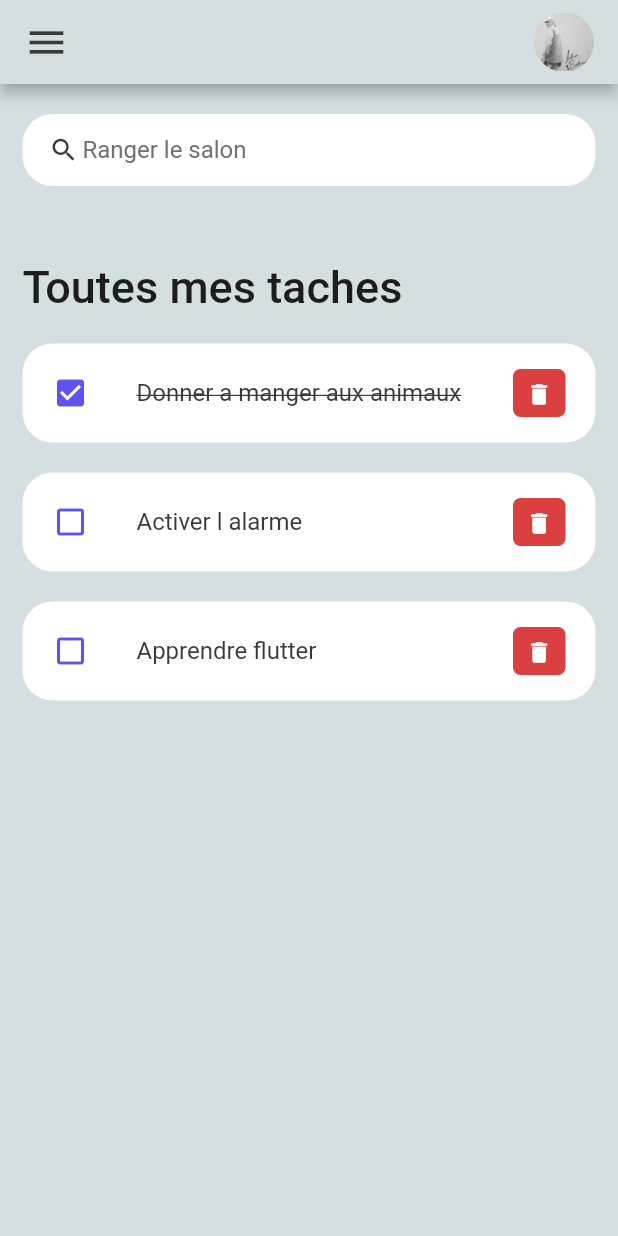
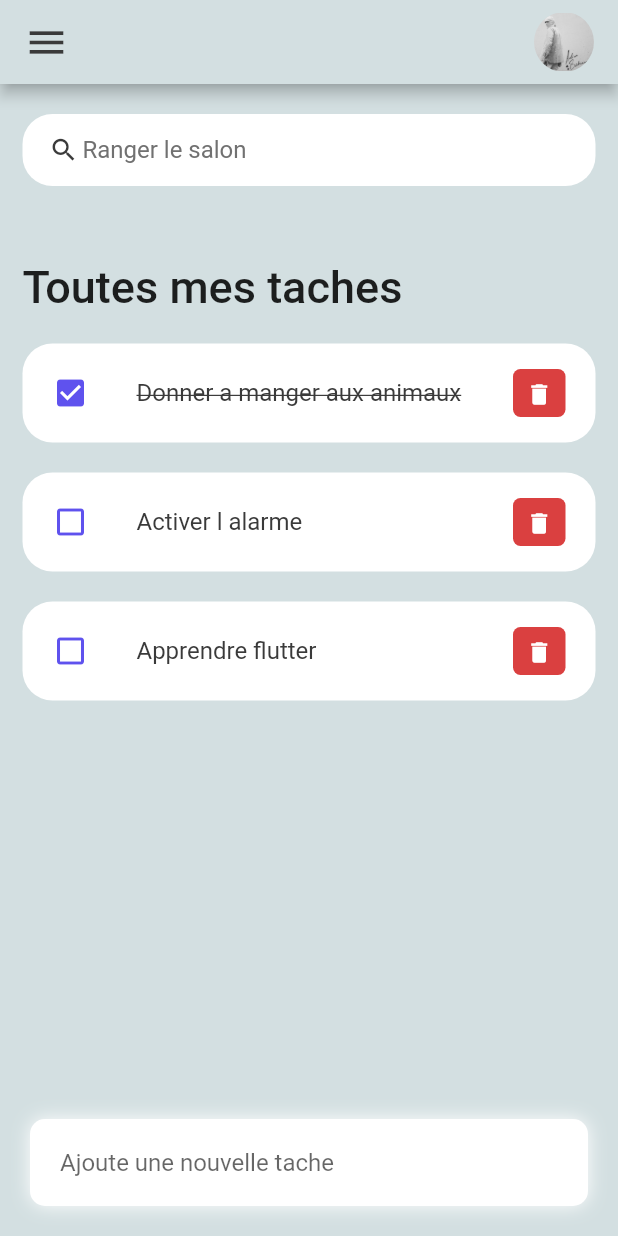
Before and after one commit to Meerwaan/todo_app, a Flutter app: the screen it shows after launch, on a phone screen of 412 x 824 dp. Run offline on Flutter 3.47's test engine with Material 2 defaults, Android fonts, the phone set to English and light mode, and no system bars; missing offline and left inert: dart:ffi.

```diff
--- a/lib/screens/home.dart
+++ b/lib/screens/home.dart
@@ -14,7 +14,9 @@ class Home extends StatelessWidget {
     return Scaffold(
       backgroundColor: tdBGcolor,
       appBar: _buildAppBar(),
-      body: Container(
+      body: Stack(
+        children: [
+          Container(
             padding: EdgeInsets.symmetric(horizontal: 15),
             child: Column(
               children: [
@@ -32,13 +34,48 @@ class Home extends StatelessWidget {
                           ),
                         ),
                       ),
-                  for(Todo todoo in todoList)
-                  TodoItem(todo: todoo,),
+                      for (Todo todoo in todoList)
+                        TodoItem(
+                          todo: todoo,
+                        ),
                     ],
                   ),
                 )
               ],
             ),
+          ),
+          Align(
+            alignment: Alignment.bottomCenter,
+            child: Row(
+              children: [
+                Expanded(
+                  child: Container(
+                    margin: EdgeInsets.only(bottom: 20, right: 20, left: 20),
+                    padding: EdgeInsets.symmetric(horizontal: 20,vertical: 5),
+                    decoration:
+                        BoxDecoration(color: Colors.white, boxShadow: const [
+                      BoxShadow(
+                          color: Colors.white,
+                          offset: Offset(0.0, 0.0),
+                          blurRadius: 10.0,
+                          spreadRadius: 0.0)
+                    ],
+                    borderRadius: BorderRadius.circular(10),
+
+                    ),
+                    child: TextField(
+                      decoration: InputDecoration(
+                        hintText: 'Ajoute une nouvelle tache',
+                        border: InputBorder.none,
+
+                      ),
+                    ),
+                  ),
+                )
+              ],
+            ),
+          )
+        ],
       ),
     );
   }
```
Lines whose indentation alone changed are shown as unchanged.
